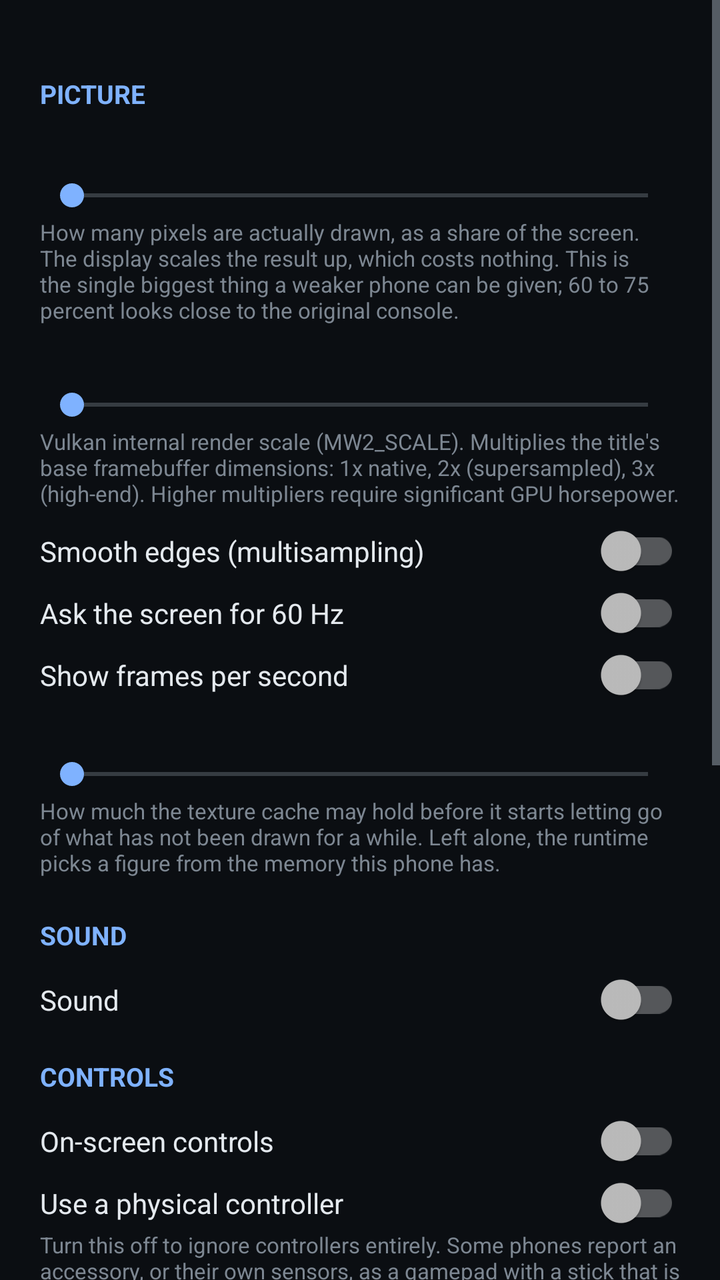
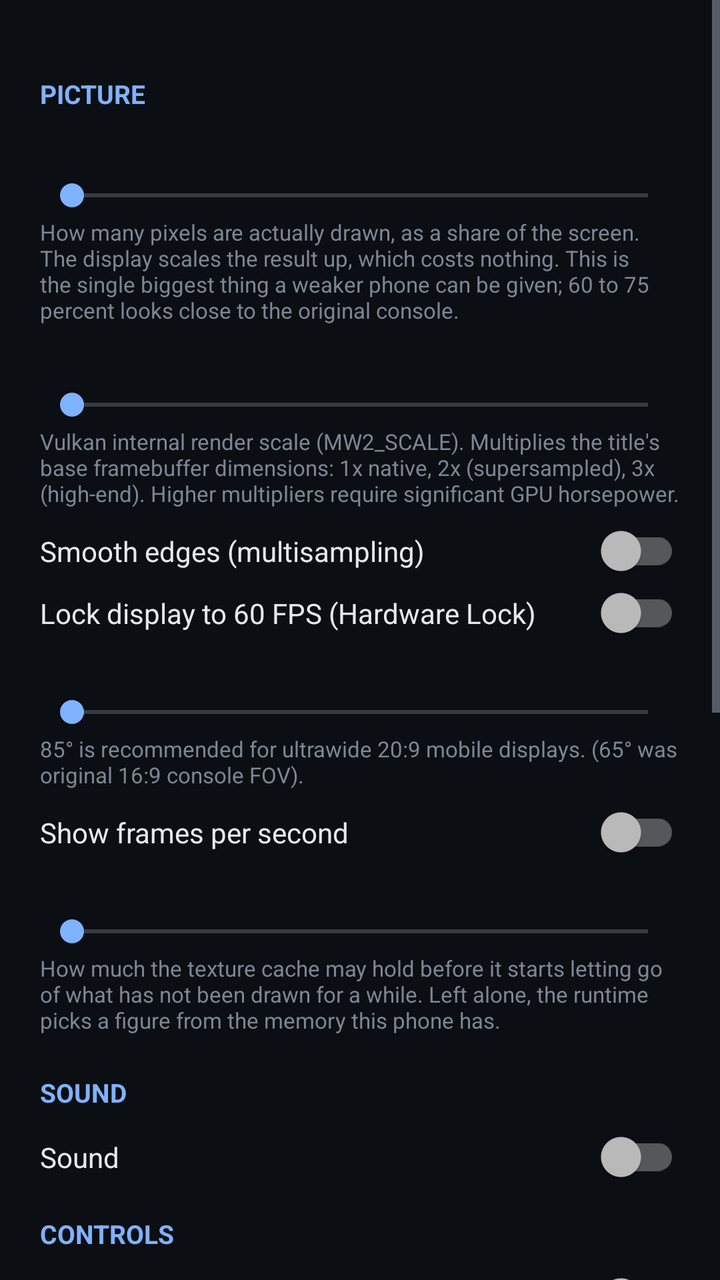

Two renders of the same Android screen: before a commit and after it. Below are the layout's source before the change and the commit's diff.
<!-- AndroidManifest.xml: application theme Theme.MW2 -->
<!-- res/layout/activity_settings.xml -->
<?xml version="1.0" encoding="utf-8"?>
<ScrollView xmlns:android="http://schemas.android.com/apk/res/android"
    android:layout_width="match_parent"
    android:layout_height="match_parent"
    android:background="#0B0E12">

    <LinearLayout
        android:layout_width="match_parent"
        android:layout_height="wrap_content"
        android:orientation="vertical"
        android:padding="20dp">

        
        <TextView
            style="@style/SectionHeading"
            android:layout_width="match_parent"
            android:layout_height="wrap_content"
            android:text="@string/section_picture" />

        <TextView
            android:id="@+id/resolution_label"
            style="@style/SettingLabel"
            android:layout_width="match_parent"
            android:layout_height="wrap_content" />

        <SeekBar
            android:id="@+id/resolution"
            android:layout_width="match_parent"
            android:layout_height="wrap_content" />

        <TextView
            style="@style/SettingHint"
            android:layout_width="match_parent"
            android:layout_height="wrap_content"
            android:text="@string/resolution_hint" />

        <TextView
            android:id="@+id/render_scale_label"
            style="@style/SettingLabel"
            android:layout_width="match_parent"
            android:layout_height="wrap_content" />

        <SeekBar
            android:id="@+id/render_scale"
            android:layout_width="match_parent"
            android:layout_height="wrap_content" />

        <TextView
            style="@style/SettingHint"
            android:layout_width="match_parent"
            android:layout_height="wrap_content"
            android:text="@string/render_scale_hint" />

        <androidx.appcompat.widget.SwitchCompat
            android:id="@+id/msaa"
            style="@style/SettingSwitch"
            android:layout_width="match_parent"
            android:layout_height="wrap_content"
            android:text="@string/msaa" />

        <androidx.appcompat.widget.SwitchCompat
            android:id="@+id/prefer60"
            style="@style/SettingSwitch"
            android:layout_width="match_parent"
            android:layout_height="wrap_content"
            android:text="@string/prefer_60" />

        <androidx.appcompat.widget.SwitchCompat
            android:id="@+id/stats"
            style="@style/SettingSwitch"
            android:layout_width="match_parent"
            android:layout_height="wrap_content"
            android:text="@string/show_stats" />

        <TextView
            android:id="@+id/texture_label"
            style="@style/SettingLabel"
            android:layout_width="match_parent"
            android:layout_height="wrap_content" />

        <SeekBar
            android:id="@+id/texture_budget"
            android:layout_width="match_parent"
            android:layout_height="wrap_content" />

        <TextView
            style="@style/SettingHint"
            android:layout_width="match_parent"
            android:layout_height="wrap_content"
            android:text="@string/texture_hint" />

        
        <TextView
            style="@style/SectionHeading"
            android:layout_width="match_parent"
            android:layout_height="wrap_content"
            android:text="@string/section_sound" />

        <androidx.appcompat.widget.SwitchCompat
            android:id="@+id/audio"
            style="@style/SettingSwitch"
            android:layout_width="match_parent"
            android:layout_height="wrap_content"
            android:text="@string/audio_on" />

        
        <TextView
            style="@style/SectionHeading"
            android:layout_width="match_parent"
            android:layout_height="wrap_content"
            android:text="@string/section_controls" />

        <androidx.appcompat.widget.SwitchCompat
            android:id="@+id/touch"
            style="@style/SettingSwitch"
            android:layout_width="match_parent"
            android:layout_height="wrap_content"
            android:text="@string/touch_controls" />

        <androidx.appcompat.widget.SwitchCompat
            android:id="@+id/gamepad"
            style="@style/SettingSwitch"
            android:layout_width="match_parent"
            android:layout_height="wrap_content"
            android:text="@string/use_gamepad" />

        <TextView
            style="@style/SettingHint"
            android:layout_width="match_parent"
            android:layout_height="wrap_content"
            android:text="@string/gamepad_hint" />

        <androidx.appcompat.widget.SwitchCompat
            android:id="@+id/vibration"
            style="@style/SettingSwitch"
            android:layout_width="match_parent"
            android:layout_height="wrap_content"
            android:text="@string/vibration" />

        <androidx.appcompat.widget.SwitchCompat
            android:id="@+id/invert"
            style="@style/SettingSwitch"
            android:layout_width="match_parent"
            android:layout_height="wrap_content"
            android:text="@string/invert_look" />

        <TextView
            android:id="@+id/look_x_label"
            style="@style/SettingLabel"
            android:layout_width="match_parent"
            android:layout_height="wrap_content" />

        <SeekBar
            android:id="@+id/look_x"
            android:layout_width="match_parent"
            android:layout_height="wrap_content" />

        <TextView
            android:id="@+id/look_y_label"
            style="@style/SettingLabel"
            android:layout_width="match_parent"
            android:layout_height="wrap_content" />

        <SeekBar
            android:id="@+id/look_y"
            android:layout_width="match_parent"
            android:layout_height="wrap_content" />

        <TextView
            android:id="@+id/smoothing_label"
            style="@style/SettingLabel"
            android:layout_width="match_parent"
            android:layout_height="wrap_content" />

        <SeekBar
            android:id="@+id/smoothing"
            android:layout_width="match_parent"
            android:layout_height="wrap_content" />

        <TextView
            style="@style/SettingHint"
            android:layout_width="match_parent"
            android:layout_height="wrap_content"
            android:text="@string/smoothing_hint" />

        <TextView
            style="@style/SettingHint"
            android:layout_width="match_parent"
            android:layout_height="wrap_content"
            android:layout_marginTop="10dp"
            android:text="@string/edit_controls_where" />

        
        <TextView
            style="@style/SectionHeading"
            android:layout_width="match_parent"
            android:layout_height="wrap_content"
            android:text="@string/section_files" />

        <TextView
            android:id="@+id/paths"
            style="@style/SettingHint"
            android:layout_width="match_parent"
            android:layout_height="wrap_content" />

        <Button
            android:id="@+id/forget"
            android:layout_width="match_parent"
            android:layout_height="wrap_content"
            android:layout_marginTop="10dp"
            android:text="@string/forget_install" />
    </LinearLayout>
</ScrollView>
<!-- resources referenced by this layout -->
<resources>
  <string name="audio_on">Sound</string>
  <string name="edit_controls_where">The on-screen pad is edited in the game: pause and choose “Edit controls”.</string>
  <string name="forget_install">Forget the installed files</string>
  <string name="gamepad_hint">Turn this off to ignore controllers entirely. Some phones report an accessory, or their own sensors, as a gamepad with a stick that is not centred, which makes the character walk on its own.</string>
  <string name="invert_look">Invert looking up and down</string>
  <string name="msaa">Smooth edges (multisampling)</string>
  <string name="prefer_60">Ask the screen for 60 Hz</string>
  <string name="render_scale_hint">Vulkan internal render scale (MW2_SCALE). Multiplies the title\'s base framebuffer dimensions: 1x native, 2x (supersampled), 3x (high-end). Higher multipliers require significant GPU horsepower.</string>
  <string name="resolution_hint">How many pixels are actually drawn, as a share of the screen. The display scales the result up, which costs nothing. This is the single biggest thing a weaker phone can be given; 60 to 75 percent looks close to the original console.</string>
  <string name="section_controls">Controls</string>
  <string name="section_files">Game files</string>
  <string name="section_picture">Picture</string>
  <string name="section_sound">Sound</string>
  <string name="show_stats">Show frames per second</string>
  <string name="smoothing_hint">Evens out a finger\'s jitter on glass. Too much and aiming feels like it is on ice.</string>
  <string name="texture_hint">How much the texture cache may hold before it starts letting go of what has not been drawn for a while. Left alone, the runtime picks a figure from the memory this phone has.</string>
  <string name="touch_controls">On-screen controls</string>
  <string name="use_gamepad">Use a physical controller</string>
  <string name="vibration">Vibration</string>
  <style name="SectionHeading">
          <item name="android:paddingTop">18dp</item>
          <item name="android:paddingBottom">4dp</item>
          <item name="android:textColor">#7FB2FF</item>
          <item name="android:textSize">13sp</item>
          <item name="android:textStyle">bold</item>
          <item name="android:textAllCaps">true</item>
      </style>
  <style name="SettingHint">
          <item name="android:paddingTop">2dp</item>
          <item name="android:paddingBottom">2dp</item>
          <item name="android:textColor">#7D8792</item>
          <item name="android:textSize">11sp</item>
      </style>
  <style name="SettingLabel">
          <item name="android:paddingTop">10dp</item>
          <item name="android:textColor">#E4E9EE</item>
          <item name="android:textSize">14sp</item>
      </style>
  <style name="SettingSwitch">
          <item name="android:paddingTop">10dp</item>
          <item name="android:paddingBottom">2dp</item>
          <item name="android:textColor">#E4E9EE</item>
          <item name="android:textSize">14sp</item>
      </style>
  <style name="Theme.MW2" parent="Theme.AppCompat.NoActionBar">
          <item name="android:windowBackground">#0B0E12</item>
          <item name="colorPrimary">#1B2129</item>
          <item name="colorPrimaryDark">#0B0E12</item>
          <item name="colorAccent">#7FB2FF</item>
          <item name="android:textColorPrimary">#F0F3F6</item>
          <item name="android:textColorSecondary">#9AA5B1</item>
      </style>
</resources>

<!-- the commit's change to res/layout/activity_settings.xml (unified diff, before → after) -->
@@ -65,6 +65,23 @@
             android:layout_height="wrap_content"
             android:text="@string/prefer_60" />
 
+        <TextView
+            android:id="@+id/fov_label"
+            style="@style/SettingLabel"
+            android:layout_width="match_parent"
+            android:layout_height="wrap_content" />
+
+        <SeekBar
+            android:id="@+id/fov_slider"
+            android:layout_width="match_parent"
+            android:layout_height="wrap_content" />
+
+        <TextView
+            style="@style/SettingHint"
+            android:layout_width="match_parent"
+            android:layout_height="wrap_content"
+            android:text="@string/fov_hint" />
+
         <androidx.appcompat.widget.SwitchCompat
             android:id="@+id/stats"
             style="@style/SettingSwitch"
<!-- resource entries referenced after the edit -->
@@ -3,10 +3,11 @@
   <string name="audio_on">Sound</string>
   <string name="edit_controls_where">The on-screen pad is edited in the game: pause and choose “Edit controls”.</string>
   <string name="forget_install">Forget the installed files</string>
+  <string name="fov_hint">85° is recommended for ultrawide 20:9 mobile displays. (65° was original 16:9 console FOV).</string>
   <string name="gamepad_hint">Turn this off to ignore controllers entirely. Some phones report an accessory, or their own sensors, as a gamepad with a stick that is not centred, which makes the character walk on its own.</string>
   <string name="invert_look">Invert looking up and down</string>
   <string name="msaa">Smooth edges (multisampling)</string>
-  <string name="prefer_60">Ask the screen for 60 Hz</string>
+  <string name="prefer_60">Lock display to 60 FPS (Hardware Lock)</string>
   <string name="render_scale_hint">Vulkan internal render scale (MW2_SCALE). Multiplies the title\'s base framebuffer dimensions: 1x native, 2x (supersampled), 3x (high-end). Higher multipliers require significant GPU horsepower.</string>
   <string name="resolution_hint">How many pixels are actually drawn, as a share of the screen. The display scales the result up, which costs nothing. This is the single biggest thing a weaker phone can be given; 60 to 75 percent looks close to the original console.</string>
   <string name="section_controls">Controls</string>
